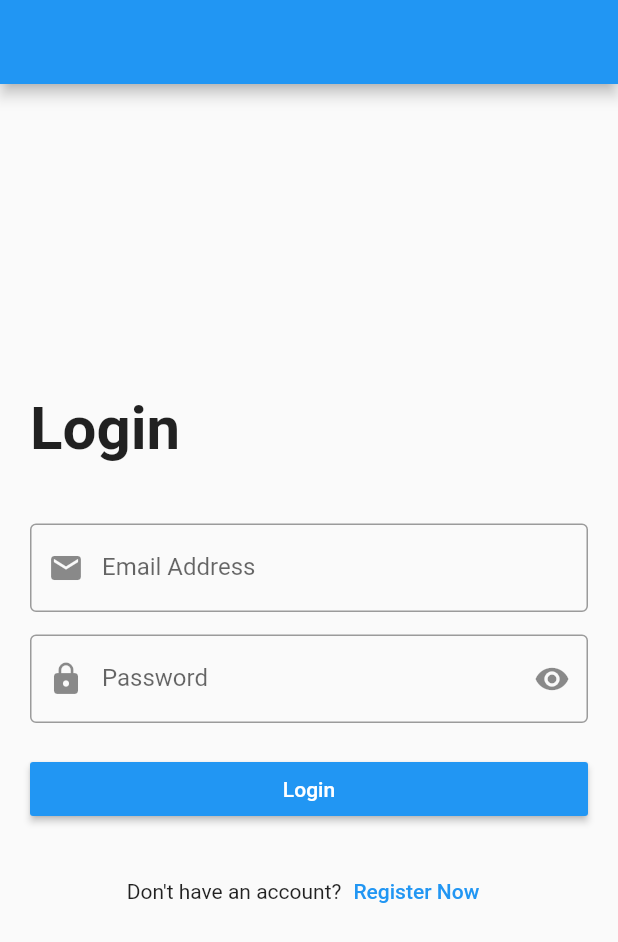
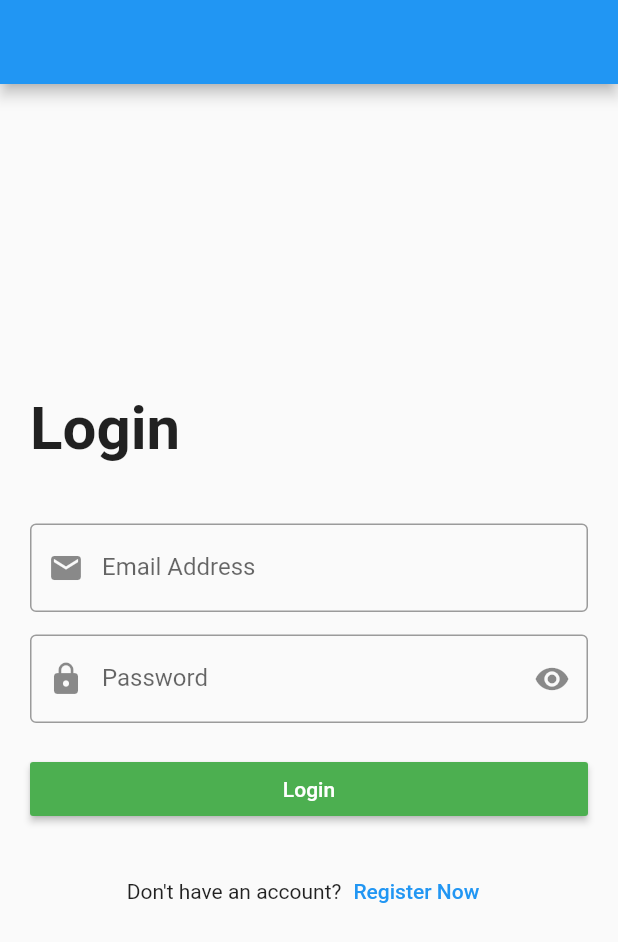
Before and after one commit to mishoarafa/project_one, a Flutter app: the screen it shows after launch, after a tap on "Login", on a phone screen of 412 x 824 dp. Shown: the top 942 px of the screen. Run offline on Flutter 3.47's test engine with Material 2 defaults, Android fonts, the phone set to English and light mode, and no system bars.

Commit message:
initial commit

```diff
--- a/lib/modules/login/login_screen.dart
+++ b/lib/modules/login/login_screen.dart
@@ -76,20 +76,15 @@ class LoginScreen extends StatelessWidget {
                 SizedBox(
                   height: 20,
                 ),
-                MaterialButton(
-                  minWidth: MediaQuery.of(context).size.width,
-                  onPressed: () {
+                defaultBtn(
+                  text: "Login",
+                  function: (){
                     print("Email: " + emailController.text);
                     print("Password: " + passwordController.text);
-                  },
-                  color: Colors.blue,
-                  child: Text(
-                    "Login",
-                    style: TextStyle(
-                      color: Colors.white,
-                    ),
-                  ),
+                  }
                 ),
+
+
                 SizedBox(
                   height: 20,
                 ),
--- a/lib/shared/components/components.dart
+++ b/lib/shared/components/components.dart
@@ -0,0 +1,18 @@
+import 'package:flutter/material.dart';
+
+Widget defaultBtn({
+  Color background = Colors.green,
+  double width = double.infinity,
+  required String text,
+  required Function() function,
+}) => MaterialButton(
+  minWidth: width,
+  onPressed: function,
+  color: background,
+  child: Text(
+    text,
+    style: TextStyle(
+      color: Colors.white,
+    ),
+  ),
+);
```
